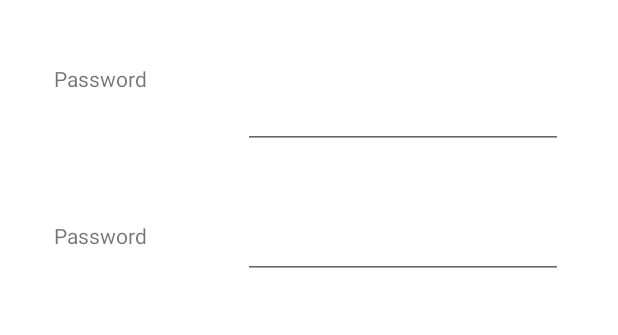
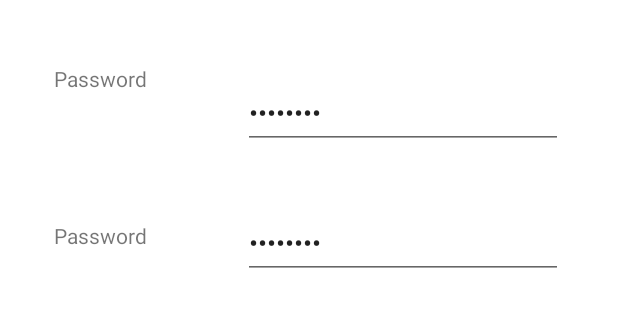
Before and after one commit to DSieghard/ProyectCobra, an Android app: the layout activity_register.xml on its own in the app's theme, with its tools: preview values and no code run, on a phone screen of 412 x 824 dp. Shown: the part 468-803 px from the top of the screen. Run offline under Robolectric (Android 15) with nearby library versions, the phone set to English and light mode, and no system bars.

```diff
--- a/app/src/main/res/layout/activity_register.xml
+++ b/app/src/main/res/layout/activity_register.xml
@@ -22,7 +22,7 @@
         app:layout_constraintTop_toBottomOf="@+id/passwordConfirmTextEdit" />
 
     <TextView
-        android:id="@+id/usernameText"
+        android:id="@+id/usernameField"
         android:layout_width="wrap_content"
         android:layout_height="wrap_content"
         android:layout_marginStart="39dp"
@@ -46,7 +46,7 @@
         android:text="@string/mail"
         app:layout_constraintEnd_toStartOf="@+id/mailTextEdit"
         app:layout_constraintStart_toStartOf="parent"
-        app:layout_constraintTop_toBottomOf="@+id/usernameText" />
+        app:layout_constraintTop_toBottomOf="@+id/usernameField" />
 
     <TextView
         android:id="@+id/passwordField"
@@ -74,7 +74,7 @@
         android:text="@string/username"
         app:layout_constraintBottom_toTopOf="@+id/mailTextEdit"
         app:layout_constraintEnd_toEndOf="parent"
-        app:layout_constraintStart_toEndOf="@+id/usernameText"
+        app:layout_constraintStart_toEndOf="@+id/usernameField"
         app:layout_constraintTop_toTopOf="parent" />
 
     <TextView
@@ -104,7 +104,8 @@
         app:layout_constraintBottom_toTopOf="@+id/passwordConfirmTextEdit"
         app:layout_constraintEnd_toEndOf="parent"
         app:layout_constraintStart_toEndOf="@+id/passwordField"
-        app:layout_constraintTop_toBottomOf="@+id/mailTextEdit" />
+        app:layout_constraintTop_toBottomOf="@+id/mailTextEdit"
+        tools:text="@string/password" />
 
     <EditText
         android:id="@+id/passwordConfirmTextEdit"
@@ -119,7 +120,8 @@
         app:layout_constraintBottom_toTopOf="@+id/registerPassButton"
         app:layout_constraintEnd_toEndOf="parent"
         app:layout_constraintStart_toEndOf="@+id/passwordConfirmField"
-        app:layout_constraintTop_toBottomOf="@+id/passwordTextEdit" />
+        app:layout_constraintTop_toBottomOf="@+id/passwordTextEdit"
+        tools:text="@string/password" />
 
     <EditText
         android:id="@+id/mailTextEdit"
```
Also changed, not shown: app/src/main/java/com/sgtst/proyect_cobra/RegisterActivity.kt (+14 -15 lines).
